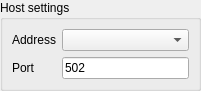
This is src/modbus/common/SAKModbusCommonHostSection.ui in x-tools-author/x-tools as Qt 5 draws it before an edit. The edited form follows.
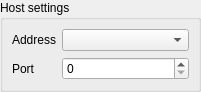
This is the edited form.

Diff of the .ui file:
```diff
--- a/src/modbus/common/SAKModbusCommonHostSection.ui
+++ b/src/modbus/common/SAKModbusCommonHostSection.ui
@@ -38,19 +38,6 @@
       <string>Host settings</string>
      </property>
      <layout class="QGridLayout" name="gridLayout_2">
-      <item row="1" column="1">
-       <widget class="QLineEdit" name="portLineEdit">
-        <property name="sizePolicy">
-         <sizepolicy hsizetype="Preferred" vsizetype="Fixed">
-          <horstretch>0</horstretch>
-          <verstretch>0</verstretch>
-         </sizepolicy>
-        </property>
-        <property name="text">
-         <string>502</string>
-        </property>
-       </widget>
-      </item>
       <item row="1" column="0">
        <widget class="QLabel" name="label_6">
         <property name="sizePolicy">
@@ -80,6 +67,13 @@
       <item row="0" column="1">
        <widget class="QComboBox" name="hostComboBox"/>
       </item>
+      <item row="1" column="1">
+       <widget class="QSpinBox" name="portLineSpinBox">
+        <property name="maximum">
+         <number>65535</number>
+        </property>
+       </widget>
+      </item>
      </layout>
     </widget>
    </item>
```
